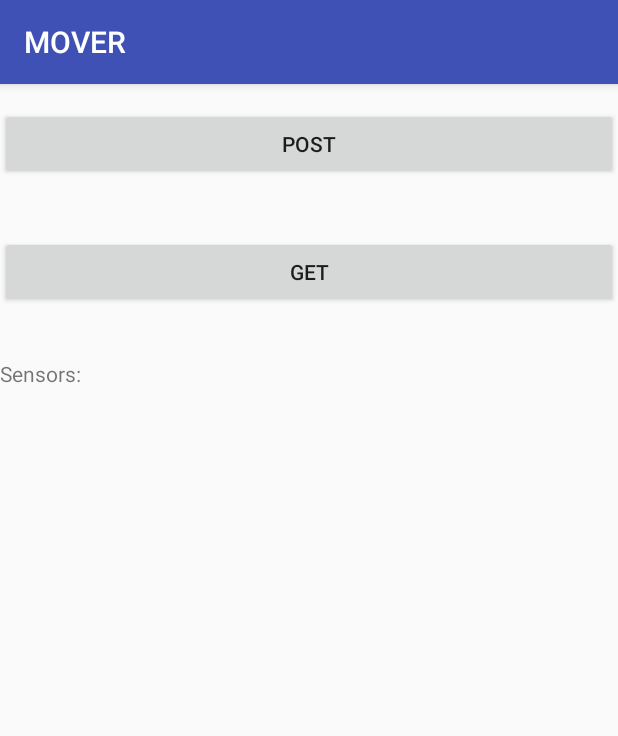
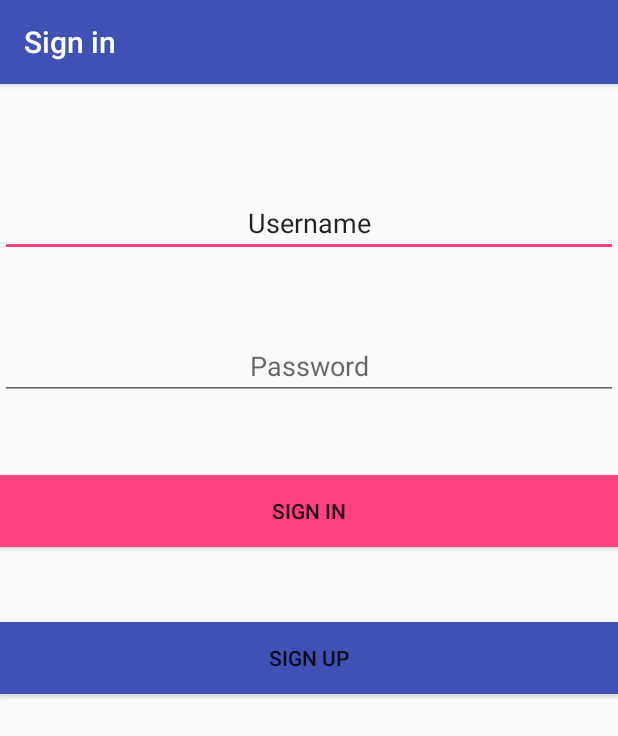
Before and after one commit to KingsleyBell/MOVER, an Android app: the screen it shows after launch (MainActivity before the commit, LoginActivity after it), on a phone screen of 412 x 824 dp. Shown: the top 736 px of the screen. Run offline under Robolectric (Android 15) with nearby library versions, the phone set to English and light mode, and no system bars.

Commit message:
Working on login screen

```diff
--- a/app/build.gradle
+++ b/app/build.gradle
@@ -24,4 +24,5 @@ dependencies {
     testCompile 'junit:junit:4.12'
     compile 'com.android.support:appcompat-v7:23.4.0'
     compile 'org.apache.directory.studio:org.apache.commons.io:2.4'
+    compile 'com.android.support:design:23.4.0'
 }
--- /dev/null
+++ b/app/src/main/java/com/example/mover/mover/LoginActivity.java
@@ -0,0 +1,119 @@
+package com.example.mover.mover;
+
+import android.animation.Animator;
+import android.animation.AnimatorListenerAdapter;
+import android.annotation.TargetApi;
+import android.content.Intent;
+import android.content.pm.PackageManager;
+import android.support.annotation.NonNull;
+import android.support.design.widget.Snackbar;
+import android.support.v7.app.AppCompatActivity;
+import android.app.LoaderManager.LoaderCallbacks;
+import android.content.ContentResolver;
+import android.content.CursorLoader;
+import android.content.Loader;
+import android.database.Cursor;
+import android.net.Uri;
+import android.os.AsyncTask;
+import android.os.Build.VERSION;
+import android.os.Build;
+import android.os.Bundle;
+import android.provider.ContactsContract;
+import android.text.SpannableStringBuilder;
+import android.text.TextUtils;
+import android.text.style.ForegroundColorSpan;
+import android.view.KeyEvent;
+import android.view.View;
+import android.view.View.OnClickListener;
+import android.view.inputmethod.EditorInfo;
+import android.widget.ArrayAdapter;
+import android.widget.AutoCompleteTextView;
+import android.widget.Button;
+import android.widget.EditText;
+import android.widget.TextView;
+
+import java.util.ArrayList;
+import java.util.List;
+
+import static android.Manifest.permission.READ_CONTACTS;
+
+/**
+ * A login screen that offers login via email/password.
+ */
+public class LoginActivity extends AppCompatActivity {
+
+    private EditText userNameText;
+    private EditText passwordText;
+
+    @Override
+    protected void onCreate(Bundle savedInstanceState) {
+        super.onCreate(savedInstanceState);
+        setContentView(R.layout.activity_login);
+
+        Button mEmailSignInButton = (Button) findViewById(R.id.sign_in_button);
+        mEmailSignInButton.setOnClickListener(new OnClickListener() {
+            @Override
+            public void onClick(View view) {
+                attemptLogin();
+            }
+        });
+
+        userNameText = (EditText) findViewById(R.id.userNameText);
+        passwordText = (EditText) findViewById(R.id.passwordText);
+        System.out.println(userNameText + " , " + passwordText);
+
+    }
+
+    private void attemptLogin() {
+
+        // Store values at the time of the login attempt.
+        String email = userNameText.getText().toString();
+        String password = passwordText.getText().toString();
+
+        boolean cancel = false;
+        View focusView = null;
+
+        // Check for a valid password, if the user entered one.
+        if (!TextUtils.isEmpty(password) || !isPasswordValid(password)) {
+            String estring = "Ivalid Password";
+            ForegroundColorSpan fgcspan = new ForegroundColorSpan(0);
+            SpannableStringBuilder ssbuilder = new SpannableStringBuilder(estring);
+            ssbuilder.setSpan(fgcspan, 0, estring.length(), 0);
+            passwordText.setError(ssbuilder);
+            focusView = passwordText;
+            cancel = true;
+        }
+
+        // Check for a valid email address.
+        if (TextUtils.isEmpty(email)) {
+           userNameText.setError(getString(R.string.error_field_required));
+            focusView = userNameText;
+            cancel = true;
+        } else if (!isEmailValid(email)) {
+            userNameText.setError("Invalid Email");
+            focusView = userNameText;
+            cancel = true;
+        }
+
+        if (cancel) {
+            // There was an error; don't attempt login and focus the first
+            // form field with an error.
+            focusView.requestFocus();
+        } else {
+            //Go to main activity
+            Intent k = new Intent(this, MainActivity.class);
+            startActivity(k);
+        }
+    }
+
+    private boolean isEmailValid(String email) {
+        //TODO: Replace this with your own logic
+        return email.contains("@");
+    }
+
+    private boolean isPasswordValid(String password) {
+        //TODO: Replace this with your own logic
+        return password.length() > 4;
+    }
+
+}
--- /dev/null
+++ b/app/src/main/res/layout/activity_login.xml
@@ -0,0 +1,62 @@
+<?xml version="1.0" encoding="utf-8"?>
+<RelativeLayout xmlns:android="http://schemas.android.com/apk/res/android"
+    android:orientation="vertical" android:layout_width="match_parent"
+    android:layout_height="match_parent">
+
+    <EditText
+        android:layout_width="wrap_content"
+        android:layout_height="wrap_content"
+        android:inputType="textPersonName"
+        android:text="@string/username"
+        android:ems="10"
+        android:id="@+id/userNameText"
+        android:gravity="center"
+        android:layout_alignParentTop="true"
+        android:layout_alignParentLeft="true"
+        android:layout_alignParentStart="true"
+        android:layout_marginTop="70dp"
+        android:layout_alignParentRight="true"
+        android:layout_alignParentEnd="true" />
+
+    <EditText
+        android:layout_width="wrap_content"
+        android:layout_height="wrap_content"
+        android:inputType="textPassword"
+        android:hint="Password"
+        android:ems="10"
+        android:id="@+id/passwordText"
+        android:gravity="center"
+        android:layout_below="@+id/userNameText"
+        android:layout_alignParentLeft="true"
+        android:layout_alignParentStart="true"
+        android:layout_marginTop="50dp"
+        android:layout_alignParentRight="true"
+        android:layout_alignParentEnd="true" />
+
+    <Button
+        android:background="@color/colorAccent"
+        android:layout_width="wrap_content"
+        android:layout_height="wrap_content"
+        android:text="SIGN IN"
+        android:id="@+id/sign_in_button"
+        android:layout_below="@+id/passwordText"
+        android:layout_alignParentLeft="true"
+        android:layout_alignParentStart="true"
+        android:layout_marginTop="50dp"
+        android:layout_alignParentRight="true"
+        android:layout_alignParentEnd="true" />
+
+    <Button
+        android:background="@color/colorPrimary"
+        android:layout_width="wrap_content"
+        android:layout_height="wrap_content"
+        android:text="SIGN UP"
+        android:id="@+id/sign_up_button"
+        android:layout_below="@+id/sign_in_button"
+        android:layout_marginTop="50dp"
+        android:layout_alignParentRight="true"
+        android:layout_alignParentEnd="true"
+        android:layout_alignParentLeft="true"
+        android:layout_alignParentStart="true" />
+
+</RelativeLayout>
--- a/app/src/main/res/values/colors.xml
+++ b/app/src/main/res/values/colors.xml
@@ -3,4 +3,6 @@
     <color name="colorPrimary">#3F51B5</color>
     <color name="colorPrimaryDark">#303F9F</color>
     <color name="colorAccent">#FF4081</color>
+    <color name="colorRed">#ff0000</color>
+    <color name="colorBlack">#000000</color>
 </resources>
```
Also changed, not shown: app/src/main/AndroidManifest.xml (+11 -1 lines), app/src/main/res/values/strings.xml (+15 -0 lines).
